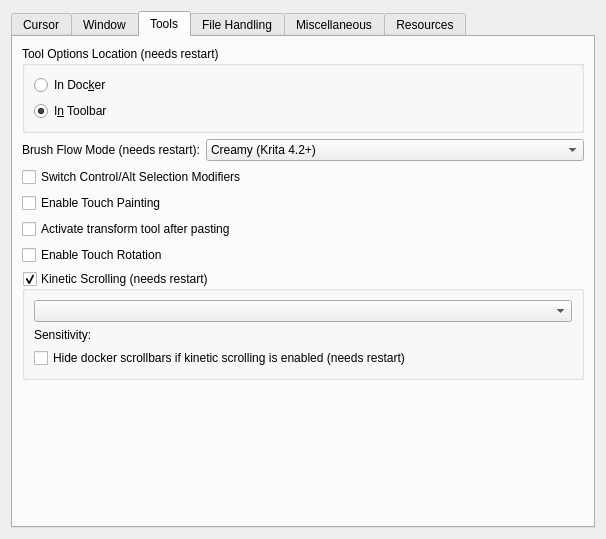
Old version of the form libs/ui/forms/wdggeneralsettings.ui in the repository KDE/krita.
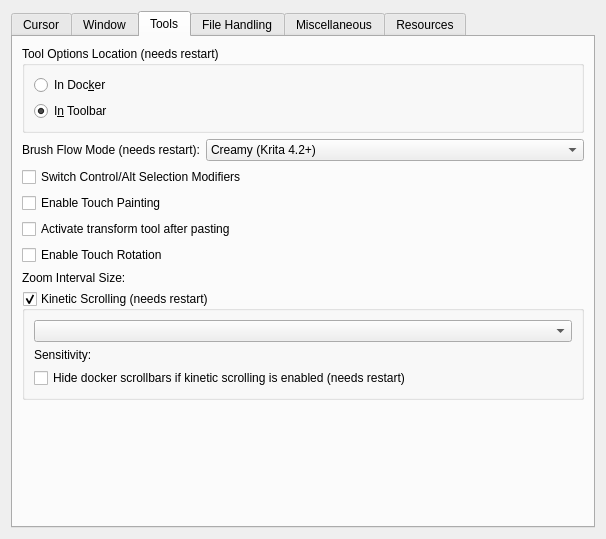
New version of the form. The open tabs and pages were chosen to show the change. Custom widgets are drawn as their Qt base class.

Commit message:
Add configurable zoom scaling option
Add a new option under general->tools called
"zoom interval size" that allows one to set
the scaling for zoom actions. The scaling
will determine how the distance between
each zoom level ( and how many level).

```diff
--- a/libs/ui/forms/wdggeneralsettings.ui
+++ b/libs/ui/forms/wdggeneralsettings.ui
@@ -473,6 +473,20 @@
          </property>
         </widget>
        </item>
+       <item>
+        <layout class="QHBoxLayout" name="horizontalLayoutZoomScaling">
+         <item>
+          <widget class="QLabel" name="labelZoomScaling">
+           <property name="text">
+            <string>Zoom Interval Size:</string>
+           </property>
+          </widget>
+         </item>
+         <item>
+          <widget class="KisSliderSpinBox" name="m_zoomScalingSlider" native="true"/>
+         </item>
+        </layout>
+       </item>
        <item>
         <widget class="QGroupBox" name="m_groupBoxKineticScrollingSettings">
          <property name="title">
@@ -1021,6 +1035,12 @@
   </layout>
  </widget>
  <customwidgets>
+  <customwidget>
+   <class>KisSliderSpinBox</class>
+   <extends>QWidget</extends>
+   <header location="global">kis_slider_spin_box.h</header>
+   <container>1</container>
+  </customwidget>
   <customwidget>
    <class>KisIntParseSpinBox</class>
    <extends>QSpinBox</extends>
@@ -1031,12 +1051,6 @@
    <extends>QPushButton</extends>
    <header>kis_color_button.h</header>
   </customwidget>
-  <customwidget>
-   <class>KisSliderSpinBox</class>
-   <extends>QWidget</extends>
-   <header location="global">kis_slider_spin_box.h</header>
-   <container>1</container>
-  </customwidget>
   <customwidget>
    <class>KisFileNameRequester</class>
    <extends>QWidget</extends>
```
Left out of the diff: 2 changed lines with no effect on the pictures. The commit also changes 11 other files.
